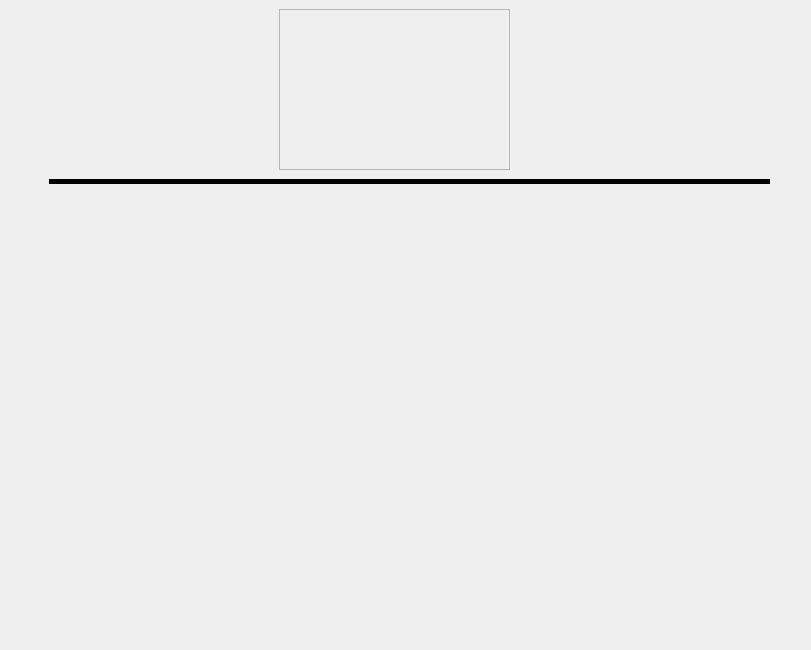
Old version of the form src/templates/apres_cont.ui in the repository DanilloMLS/lepee.
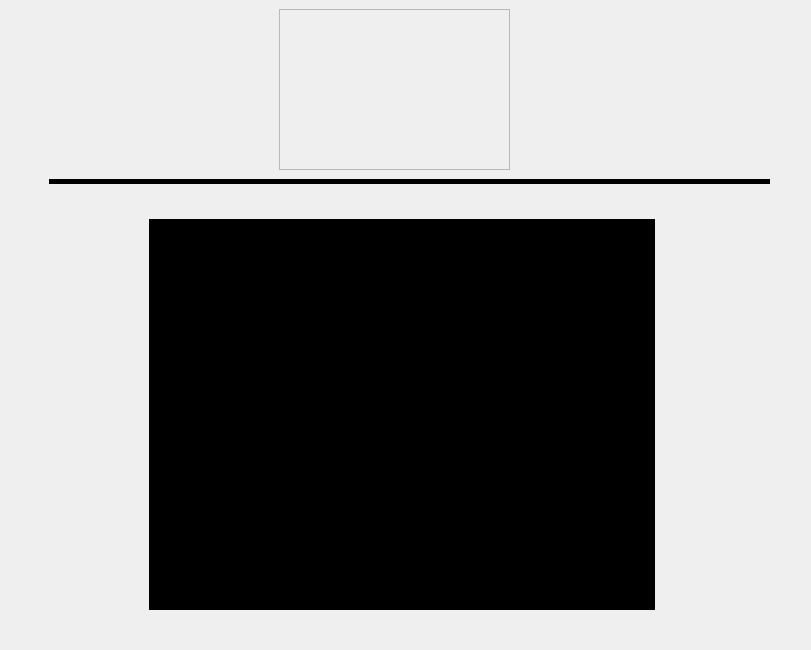
New version of the form.

```diff
--- a/src/templates/apres_cont.ui
+++ b/src/templates/apres_cont.ui
@@ -53,13 +53,13 @@
        <property name="geometry">
         <rect>
          <x>140</x>
-         <y>240</y>
-         <width>502</width>
-         <height>370</height>
+         <y>210</y>
+         <width>506</width>
+         <height>391</height>
         </rect>
        </property>
        <property name="styleSheet">
-        <string notr="true"/>
+        <string notr="true">background-color: rgb(0, 0, 0);</string>
        </property>
       </widget>
       <widget class="Line" name="sepAreasLine">
```
